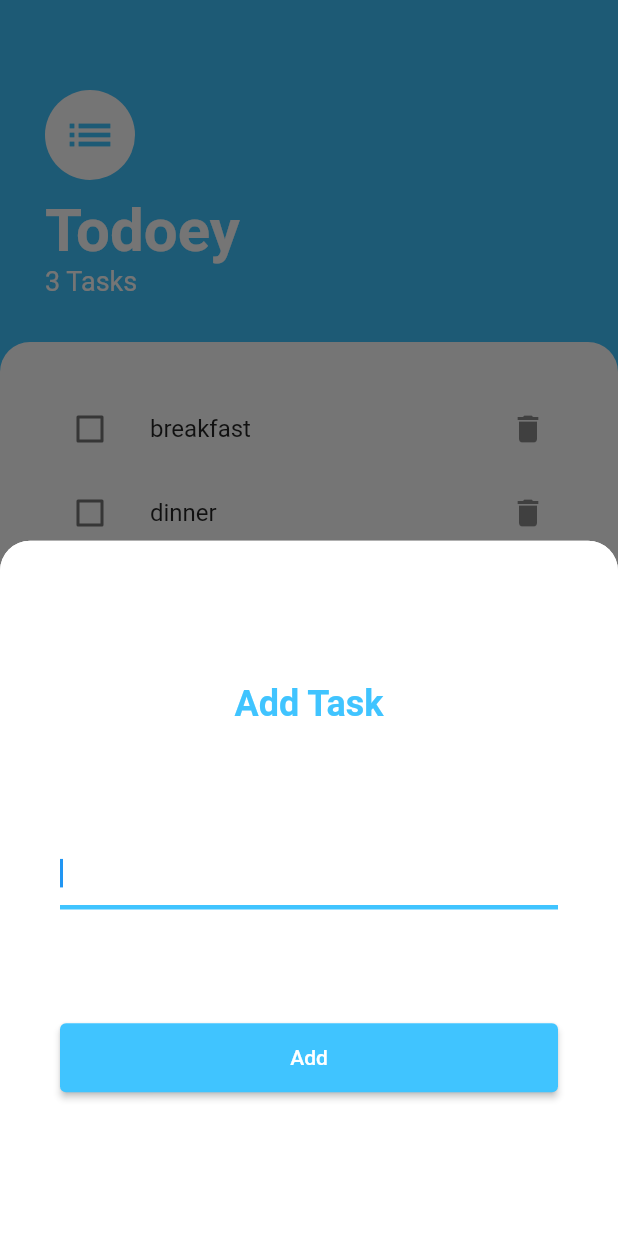
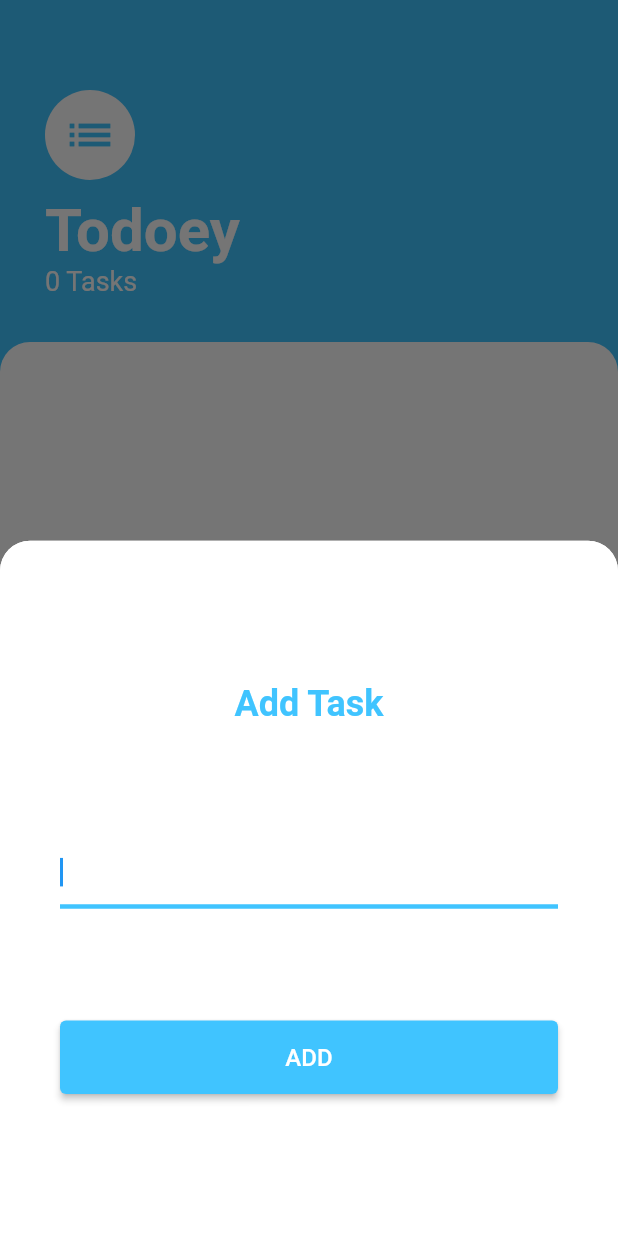
Before and after one commit to r3zafa/flutter_elearning, a Flutter app: the screen it shows after launch, after a tap on the "add" icon, on a phone screen of 412 x 824 dp. Run offline on Flutter 3.47's test engine with Material 2 defaults, Android fonts, the phone set to English and light mode, and no system bars; our stand-ins replace animated_text_kit, audioplayers, cloud_firestore, device_preview, firebase_auth, firebase_core and 15 more; missing offline and left inert: bitsdojo_window, flutter_phone_direct_caller; accounts and stored records are empty.

Commit message:
update UI

```diff
--- a/app13/lib/screens/add_task_screen.dart
+++ b/app13/lib/screens/add_task_screen.dart
@@ -1,3 +1,4 @@
+import 'dart:io' show Platform;
 import 'package:flutter/foundation.dart';
 import 'package:flutter/material.dart';
 
@@ -64,11 +65,14 @@ class AddTaskScreen extends StatelessWidget {
             },
           ),
           ElevatedButton(
-            style: const ButtonStyle(
-              padding:
-                  MaterialStatePropertyAll(EdgeInsets.symmetric(vertical: 15)),
+            style: ButtonStyle(
+              padding: MaterialStatePropertyAll(
+                (Platform.isWindows || Platform.isMacOS || Platform.isLinux)
+                    ? const EdgeInsets.symmetric(vertical: 30)
+                    : const EdgeInsets.symmetric(vertical: 15),
+              ),
               backgroundColor:
-                  MaterialStatePropertyAll<Color>(Colors.lightBlueAccent),
+                  const MaterialStatePropertyAll<Color>(Colors.lightBlueAccent),
             ),
             onPressed: () {
               if (newTaskTitle.isNotEmpty) {
@@ -76,11 +80,19 @@ class AddTaskScreen extends StatelessWidget {
                 controller.clear();
               } else {
                 if (kDebugMode) {
-                  print('leer');
+                  print('input empty!');
                 }
               }
             },
-            child: const Text('Add'),
+            child: Text(
+              'Add'.toUpperCase(),
+              style: TextStyle(
+                fontSize:
+                    (Platform.isWindows || Platform.isMacOS || Platform.isLinux)
+                        ? 24
+                        : 16,
+              ),
+            ),
           )
         ],
       ),
--- a/app13/lib/screens/task_screen.dart
+++ b/app13/lib/screens/task_screen.dart
@@ -16,11 +16,7 @@ class TasksScreen extends StatefulWidget {
 }
 
 class _TasksScreenState extends State<TasksScreen> {
-  List<Task> items = [
-    Task(name: 'breakfast'),
-    Task(name: 'dinner'),
-    Task(name: 'eggs'),
-  ];
+  List<Task> items = [];
 
   addItem(taskTitle) {
     Task task = Task(name: taskTitle);
--- a/app13/lib/widgets/task_tile.dart
+++ b/app13/lib/widgets/task_tile.dart
@@ -22,7 +22,12 @@ class TaskTile extends StatelessWidget {
       title: Text(
         taskTitle,
         style: TextStyle(
+          fontSize: 19,
+          fontWeight: FontWeight.w700,
           decoration: isDone ? TextDecoration.lineThrough : null,
+          decorationColor: isDone ? Colors.red : null,
+          decorationThickness: 2,
+          decorationStyle: TextDecorationStyle.solid,
         ),
       ),
       trailing: IconButton(
```
